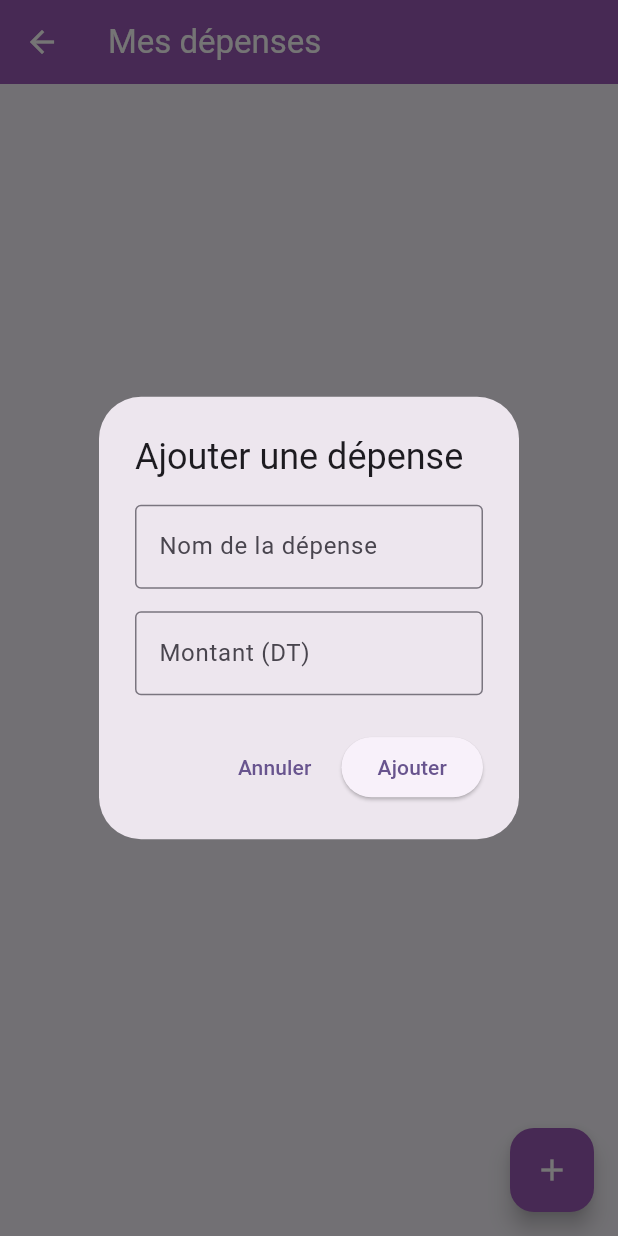
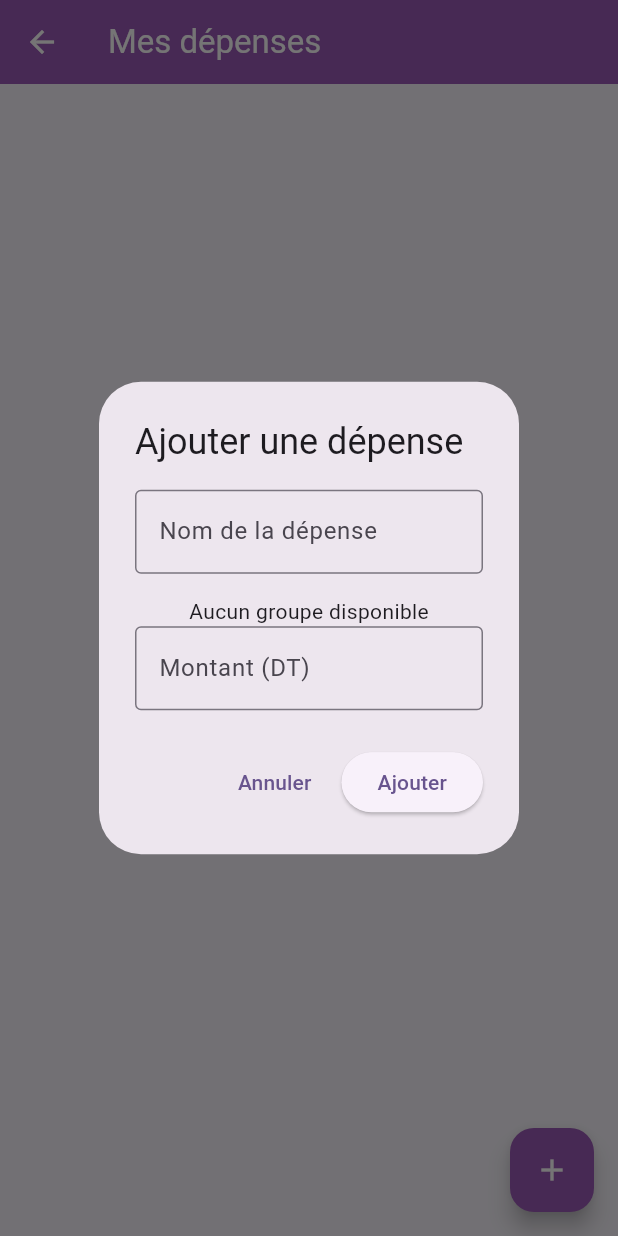
Before and after one commit to azzaalouane42-jpg/depenses_partagees, a Flutter app: the screen it shows once a user with an empty profile is signed in, item 3 of the bottom bar chosen, after a tap on the "add" icon, on a phone screen of 412 x 824 dp. Run offline on Flutter 3.47's test engine with Material 3 defaults, Android fonts, the phone set to English and light mode, and no system bars; our stand-ins replace cloud_firestore, firebase_auth, firebase_core, material_ui; accounts and stored records are empty.

Commit message:
expenses_screen

```diff
--- a/lib/screens/expenses_screen.dart
+++ b/lib/screens/expenses_screen.dart
@@ -11,10 +11,27 @@ class ExpensesScreen extends StatefulWidget {
 }
 class _ExpensesScreenState extends State<ExpensesScreen> {
 
-//contrôleur du nom
+//controleur du nom
   final TextEditingController nomController = TextEditingController();
-//contrôleur du montant
+//controleur du montant
   final TextEditingController montantController = TextEditingController();
+  // Groupe sélectionné pour la dépense
+  String? groupeSelectionneId;
+  String? groupeSelectionneNom;
+
+//récupérer les groupes depuis firebase
+  Stream<QuerySnapshot<Map<String, dynamic>>> get groupesStream {
+    User? utilisateur = FirebaseAuth.instance.currentUser;
+
+    if (utilisateur == null) {
+      return const Stream.empty();
+    }
+    return FirebaseFirestore.instance
+        .collection('users')
+        .doc(utilisateur.uid)
+        .collection('groups')
+        .snapshots();
+  }
   //récupérer les dépenses depuis Firebase
   Stream<QuerySnapshot<Map<String, dynamic>>> get depensesStream {
     User? utilisateur = FirebaseAuth.instance.currentUser;
@@ -52,6 +69,47 @@ class _ExpensesScreenState extends State<ExpensesScreen> {
                 ),
               ),
               const SizedBox(height: 15),
+
+              // Choisir le groupe de la dépense
+              StreamBuilder<QuerySnapshot<Map<String, dynamic>>>(
+                stream: groupesStream,
+                builder: (context, snapshot) {
+                  if (snapshot.connectionState == ConnectionState.waiting) {
+                    return const CircularProgressIndicator();
+                  }
+
+                  if (!snapshot.hasData || snapshot.data!.docs.isEmpty) {
+                    return const Text(
+                      'Aucun groupe disponible',
+                    );
+                  }
+                  final groupes = snapshot.data!.docs;
+
+                  return DropdownButtonFormField<String>(
+                    decoration: const InputDecoration(
+                      labelText: 'Choisir un groupe',
+                      border: OutlineInputBorder(),
+                    ),
+                    value: groupeSelectionneId,
+                    items: groupes.map((groupe) {
+                      return DropdownMenuItem<String>(
+                        value: groupe.id,
+                        child: Text(groupe['nom']),
+                      );
+                    }).toList(),
+                    onChanged: (valeur) {
+                      setState(() {
+                        groupeSelectionneId = valeur;
+
+                        final groupe = groupes.firstWhere(
+                              (g) => g.id == valeur,
+                        );
+                        groupeSelectionneNom = groupe['nom'];
+                      });
+                    },
+                  );
+                },
+              ),
               //champ du montant
               TextField(
                 controller: montantController,
```
